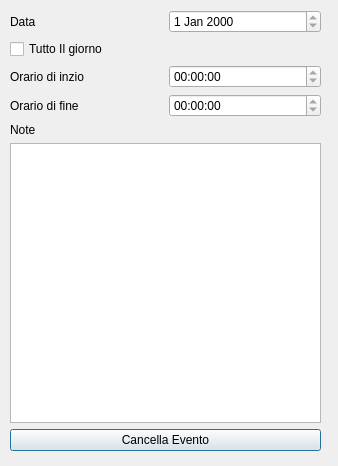
Old version of the form eventview.ui in the repository TommasoBotarelli/MyD14ry.
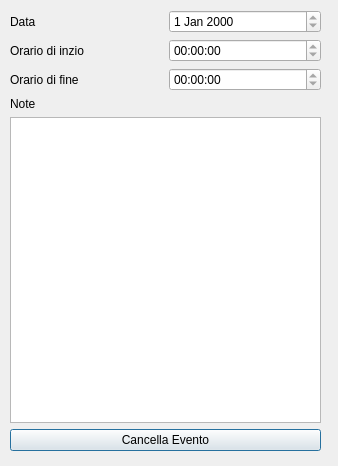
New version of the form.

Commit message: Rimosso checkBox allday nella schermata di visualizzazione dell'evento. aggiunto distruttore in shoppinglist.

The edit to the form file:
```diff
--- a/eventview.ui
+++ b/eventview.ui
@@ -49,16 +49,6 @@
         </item>
        </layout>
       </item>
-      <item>
-       <widget class="QCheckBox" name="AllDayCheckBox">
-        <property name="text">
-         <string>Tutto Il giorno</string>
-        </property>
-        <property name="checkable">
-         <bool>false</bool>
-        </property>
-       </widget>
-      </item>
       <item>
        <layout class="QHBoxLayout" name="horizontalLayout_3">
         <item>
```
The commit also changes 9 other files.
